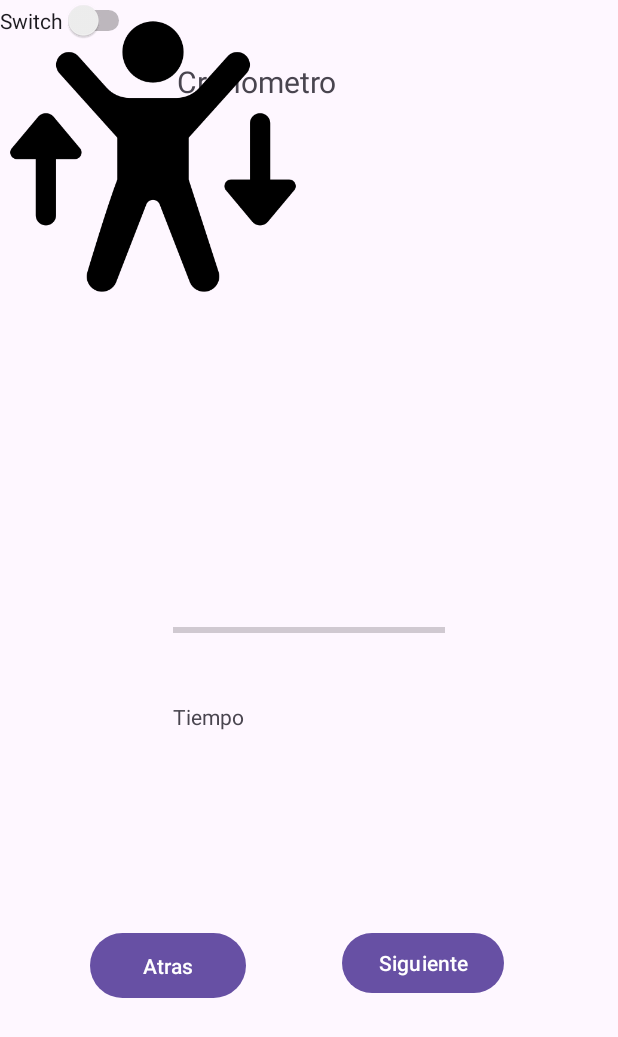
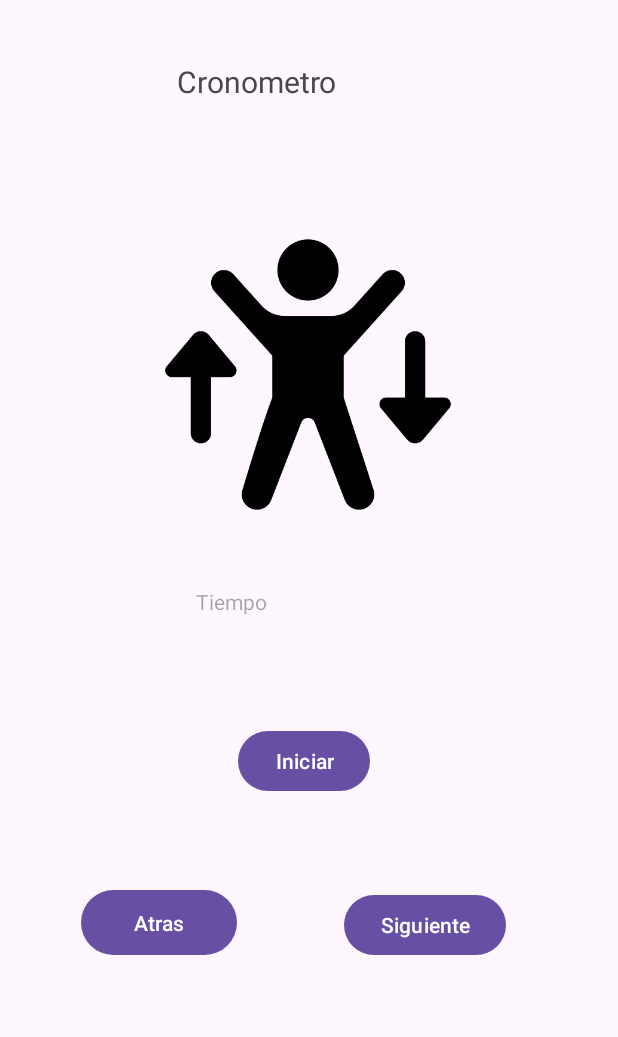
Before and after one commit to k33v11n/AplicacionJetlack2.0.0.1, an Android app: the pantalla_inicio screen opened directly, with no data from a screen before it, on a phone screen of 412 x 824 dp. Shown: the top 1037 px of the screen. Run offline under Robolectric (Android 15) with nearby library versions, the phone set to English and light mode, and no system bars.

```diff
--- a/app/build.gradle.kts
+++ b/app/build.gradle.kts
@@ -8,7 +8,7 @@ android {
 
     defaultConfig {
         applicationId = "jetlack.com"
-        minSdk = 34
+        minSdk = 27
         targetSdk = 34
         versionCode = 1
         versionName = "1.0"
@@ -36,6 +36,7 @@ dependencies {
     implementation("androidx.appcompat:appcompat:1.6.1")
     implementation("com.google.android.material:material:1.10.0")
     implementation("androidx.constraintlayout:constraintlayout:2.1.4")
+    implementation("com.google.android.gms:play-services-maps:18.1.0")
     testImplementation("junit:junit:4.13.2")
     androidTestImplementation("androidx.test.ext:junit:1.1.5")
     androidTestImplementation("androidx.test.espresso:espresso-core:3.5.1")
--- a/app/src/main/java/jetlack/com/pantalla_inicio.java
+++ b/app/src/main/java/jetlack/com/pantalla_inicio.java
@@ -2,13 +2,92 @@ package jetlack.com;
 
 import androidx.appcompat.app.AppCompatActivity;
 
+import android.annotation.SuppressLint;
+import android.content.Intent;
 import android.os.Bundle;
+import android.os.Handler;
+import android.view.View;
+import android.widget.Button;
+import android.widget.TextView;
+import android.os.Bundle;
+import android.os.Handler;
+import android.os.SystemClock;
+import android.view.View;
+import android.widget.Button;
+import android.widget.TextView;
+
+import androidx.appcompat.app.AppCompatActivity;
 
 public class pantalla_inicio extends AppCompatActivity {
+    private TextView textViewTimer;
+    private Button btnStart;
 
+    private boolean isRunning = false;
+    private long startTime = 0L;
+    private Handler handler = new Handler();
+    private long elapsedTime = 0L;
+
+    @SuppressLint("MissingInflatedId")
     @Override
     protected void onCreate(Bundle savedInstanceState) {
         super.onCreate(savedInstanceState);
         setContentView(R.layout.activity_pantalla_inicio);
+        Button btnIrAPantalla2 = findViewById(R.id.btnsiguientecronometro);
+        btnIrAPantalla2.setOnClickListener(new View.OnClickListener() {
+            @Override
+            public void onClick(View view) {
+                Intent intent = new Intent(pantalla_inicio.this, informacion.class);
+                startActivity(intent);
+            }
+        });
+
+        textViewTimer = findViewById(R.id.tiempo);
+        btnStart = findViewById(R.id.btniniciar);
+
+        btnStart.setOnClickListener(new View.OnClickListener() {
+            @Override
+            public void onClick(View v) {
+                if (!isRunning) {
+                    startTimer();
+                    btnStart.setText("Detener");
+                } else {
+                    stopTimer();
+                    btnStart.setText("Iniciar");
+                }
+            }
+        });
     }
+
+    private void startTimer() {
+        startTime = SystemClock.uptimeMillis();
+        handler.postDelayed(updateTimer, 0);
+        isRunning = true;
+    }
+
+    private void stopTimer() {
+        handler.removeCallbacks(updateTimer);
+        isRunning = false;
+    }
+
+    private Runnable updateTimer = new Runnable() {
+        public void run() {
+            elapsedTime = SystemClock.uptimeMillis() - startTime;
+            int seconds = (int) (elapsedTime / 1000);
+            int minutes = seconds / 60;
+            seconds = seconds % 60;
+
+            String time = String.format("%d:%02d", minutes, seconds);
+            textViewTimer.setText(time);
+
+            if (minutes == 1) {
+                // Detener el cronómetro después de 1 minuto
+                stopTimer();
+                btnStart.setText("Iniciar");
+            } else {
+                handler.postDelayed(this, 500); // Actualizar cada 500 milisegundos
+            }
+        }
+
+    };
+
 }
--- a/app/src/main/java/jetlack/com/splash_screen.java
+++ b/app/src/main/java/jetlack/com/splash_screen.java
@@ -19,7 +19,7 @@ public class splash_screen extends AppCompatActivity {
             public void run() {
                 Intent intent = new Intent
                         (getApplicationContext(),
-                                MainActivity.class);
+                                login.class);
                 startActivity(intent);
                 finish();
             }
--- a/app/src/main/res/layout/activity_informacion.xml
+++ b/app/src/main/res/layout/activity_informacion.xml
@@ -117,7 +117,7 @@
         app:layout_constraintVertical_bias="0.609" />
 
     <Button
-        android:id="@+id/button3"
+        android:id="@+id/btnsiguienteinformacion"
         android:layout_width="wrap_content"
         android:layout_height="wrap_content"
         android:text="Siguiente"
--- a/app/src/main/res/layout/activity_pantalla_inicio.xml
+++ b/app/src/main/res/layout/activity_pantalla_inicio.xml
@@ -7,28 +7,28 @@
     tools:context=".pantalla_inicio">
 
     <Button
-        android:id="@+id/button7"
+        android:id="@+id/btnsiguientecronometro"
         android:layout_width="wrap_content"
         android:layout_height="wrap_content"
         android:text="Siguiente"
         app:layout_constraintBottom_toBottomOf="parent"
         app:layout_constraintEnd_toEndOf="parent"
-        app:layout_constraintHorizontal_bias="0.749"
+        app:layout_constraintHorizontal_bias="0.755"
         app:layout_constraintStart_toStartOf="parent"
         app:layout_constraintTop_toTopOf="parent"
-        app:layout_constraintVertical_bias="0.796" />
+        app:layout_constraintVertical_bias="0.764" />
 
     <Button
-        android:id="@+id/button8"
+        android:id="@+id/btnatrascronometro"
         android:layout_width="104dp"
         android:layout_height="51dp"
         android:text="Atras"
         app:layout_constraintBottom_toBottomOf="parent"
         app:layout_constraintEnd_toEndOf="parent"
-        app:layout_constraintHorizontal_bias="0.195"
+        app:layout_constraintHorizontal_bias="0.175"
         app:layout_constraintStart_toStartOf="parent"
         app:layout_constraintTop_toTopOf="parent"
-        app:layout_constraintVertical_bias="0.8" />
+        app:layout_constraintVertical_bias="0.763" />
 
     <TextView
         android:id="@+id/textView12"
@@ -43,43 +43,38 @@
         app:layout_constraintTop_toTopOf="parent"
         app:layout_constraintVertical_bias="0.052" />
 
-    <ProgressBar
-        android:id="@+id/progressBar"
-        style="?android:attr/progressBarStyleHorizontal"
-        android:layout_width="181dp"
-        android:layout_height="43dp"
-        app:layout_constraintBottom_toBottomOf="parent"
-        app:layout_constraintEnd_toEndOf="parent"
-        app:layout_constraintStart_toStartOf="parent"
-        app:layout_constraintTop_toTopOf="parent"
-        app:layout_constraintVertical_bias="0.511" />
-
-    <TextView
-        android:id="@+id/textView13"
-        android:layout_width="178dp"
-        android:layout_height="38dp"
-        android:text="Tiempo"
-        app:layout_constraintBottom_toBottomOf="parent"
-        app:layout_constraintEnd_toEndOf="parent"
-        app:layout_constraintHorizontal_bias="0.493"
-        app:layout_constraintStart_toStartOf="parent"
-        app:layout_constraintTop_toTopOf="parent"
-        app:layout_constraintVertical_bias="0.595" />
-
     <ImageView
         android:id="@+id/imageView11"
         android:layout_width="204dp"
         android:layout_height="205dp"
-        app:srcCompat="@mipmap/calentamiento"
-        tools:layout_editor_absoluteX="103dp"
-        tools:layout_editor_absoluteY="134dp" />
+        app:layout_constraintBottom_toBottomOf="parent"
+        app:layout_constraintEnd_toEndOf="parent"
+        app:layout_constraintHorizontal_bias="0.497"
+        app:layout_constraintStart_toStartOf="parent"
+        app:layout_constraintTop_toTopOf="parent"
+        app:layout_constraintVertical_bias="0.235"
+        app:srcCompat="@mipmap/calentamiento" />
 
-    <Switch
-        android:id="@+id/switch1"
+    <Button
+        android:id="@+id/btniniciar"
         android:layout_width="wrap_content"
         android:layout_height="wrap_content"
-        android:text="Switch"
-        tools:layout_editor_absoluteX="15dp"
-        tools:layout_editor_absoluteY="395dp" />
+        android:text="Iniciar"
+        app:layout_constraintBottom_toBottomOf="parent"
+        app:layout_constraintEnd_toEndOf="parent"
+        app:layout_constraintHorizontal_bias="0.489"
+        app:layout_constraintStart_toStartOf="parent"
+        app:layout_constraintTop_toTopOf="parent"
+        app:layout_constraintVertical_bias="0.623" />
+
+    <TextView
+        android:id="@+id/tiempo"
+        android:layout_width="151dp"
+        android:layout_height="42dp"
+        android:hint="Tiempo"
+        app:layout_constraintBottom_toBottomOf="parent"
+        app:layout_constraintEnd_toEndOf="parent"
+        app:layout_constraintStart_toStartOf="parent"
+        app:layout_constraintTop_toTopOf="parent" />
 
 </androidx.constraintlayout.widget.ConstraintLayout>
--- a/app/src/main/res/layout/activity_tipo_numero2.xml
+++ b/app/src/main/res/layout/activity_tipo_numero2.xml
@@ -7,7 +7,7 @@
     tools:context=".tipo_numero2">
 
     <Button
-        android:id="@+id/button9"
+        android:id="@+id/btnsiguientetipo2"
         android:layout_width="wrap_content"
         android:layout_height="wrap_content"
         android:text="Siguiente"
@@ -19,7 +19,7 @@
         app:layout_constraintVertical_bias="0.808" />
 
     <Button
-        android:id="@+id/button10"
+        android:id="@+id/btnatrastipo2"
         android:layout_width="104dp"
         android:layout_height="51dp"
         android:text="Atras"
--- a/app/src/main/res/layout/activity_tipo_numero3.xml
+++ b/app/src/main/res/layout/activity_tipo_numero3.xml
@@ -7,7 +7,7 @@
     tools:context=".tipo_numero3">
 
     <Button
-        android:id="@+id/button11"
+        android:id="@+id/btnsiguientetipo3"
         android:layout_width="wrap_content"
         android:layout_height="wrap_content"
         android:text="Siguiente"
@@ -19,7 +19,7 @@
         app:layout_constraintVertical_bias="0.814" />
 
     <Button
-        android:id="@+id/button12"
+        android:id="@+id/btnatrastipo3"
         android:layout_width="104dp"
         android:layout_height="51dp"
         android:text="Atras"
```
Also changed, not shown: app/src/main/AndroidManifest.xml (+6 -5 lines), app/src/main/java/jetlack/com/GPS.java (added, +58 -0 lines), app/src/main/java/jetlack/com/MainActivity.java (deleted, +0 -14 lines), app/src/main/java/jetlack/com/informacion.java (+14 -0 lines), app/src/main/java/jetlack/com/login.java (+13 -0 lines), app/src/main/java/jetlack/com/tipo_numero1.java (+12 -0 lines), app/src/main/java/jetlack/com/tipo_numero2.java (+12 -0 lines), app/src/main/java/jetlack/com/tipo_numero3.java (+11 -0 lines), app/src/main/res/layout/activity_gps.xml (added, +43 -0 lines), app/src/main/res/layout/activity_login.xml (+20 -8 lines), app/src/main/res/layout/activity_main.xml (deleted, +0 -18 lines), app/src/main/res/layout/activity_tipo_numero1.xml (+2 -14 lines), app/src/main/res/mipmap-hdpi/Abdominal.png (deleted).
